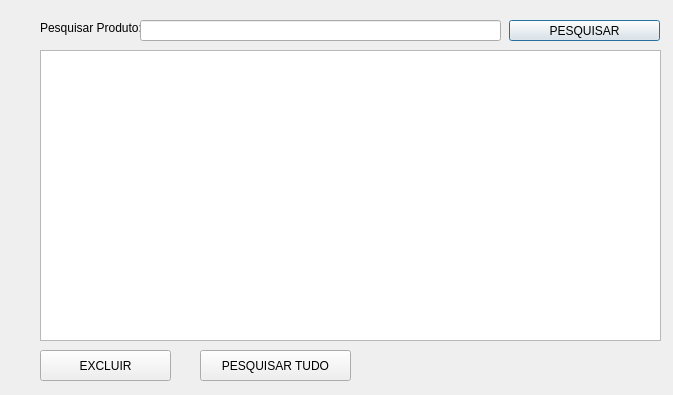
Before: the Qt Designer form Estoque/telaremoverproduto.ui in grochavieira/ControleDeEstoque, drawn with Qt 5.
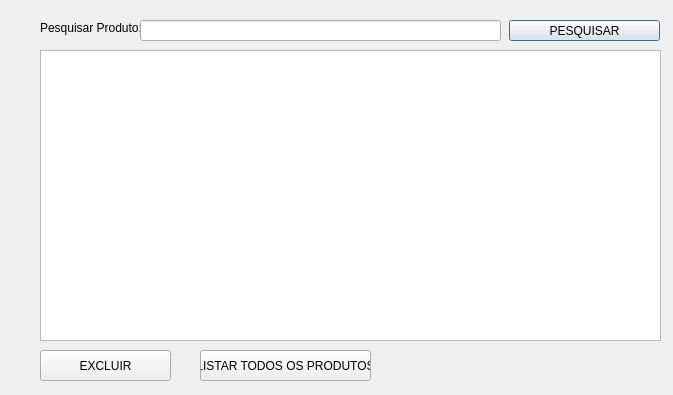
After: the same form once the commit is applied.

```diff
--- a/Estoque/telaremoverproduto.ui
+++ b/Estoque/telaremoverproduto.ui
@@ -102,7 +102,7 @@
     <rect>
      <x>200</x>
      <y>350</y>
-     <width>151</width>
+     <width>171</width>
      <height>31</height>
     </rect>
    </property>
@@ -112,7 +112,7 @@
     </font>
    </property>
    <property name="text">
-    <string>PESQUISAR TUDO</string>
+    <string>LISTAR TODOS OS PRODUTOS</string>
    </property>
   </widget>
  </widget>
```
